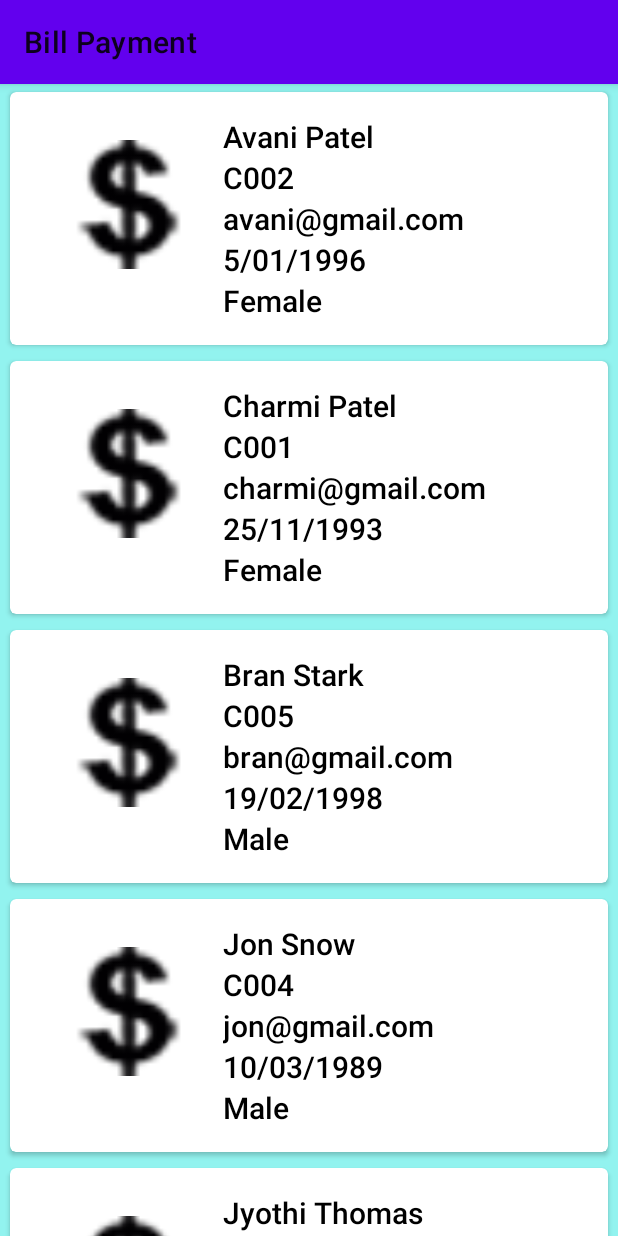
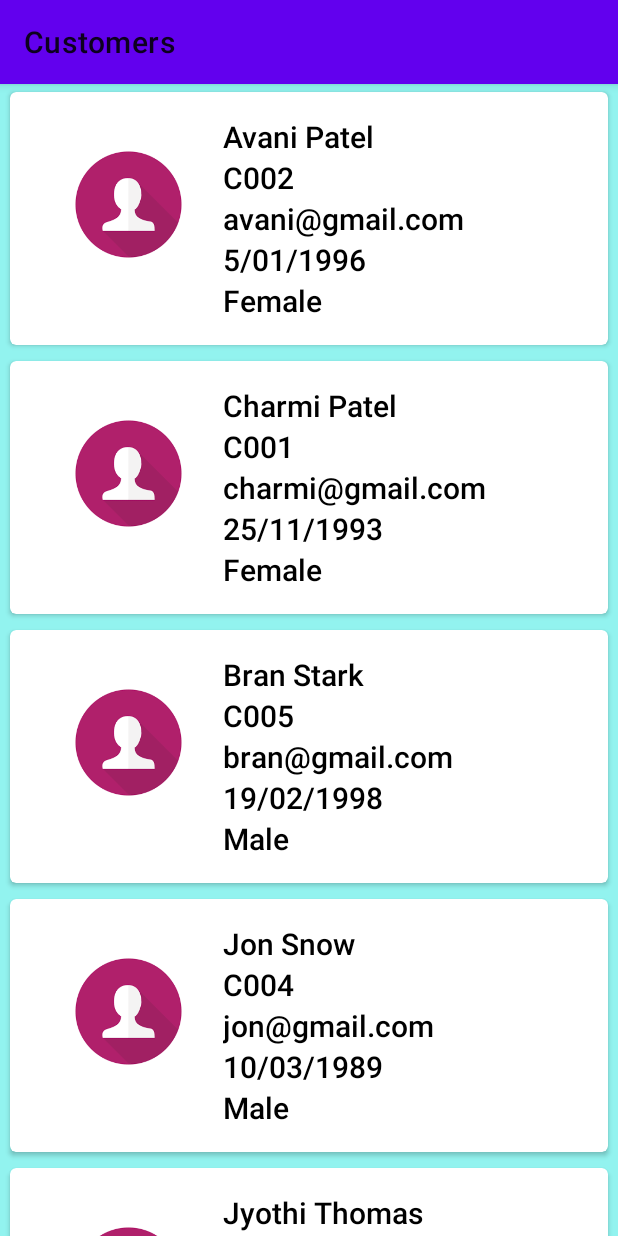
Before and after one commit to CharmiPatel25/C0768448_W2020_MAD3125_FP, an Android app: the CustomerListActivity screen opened directly, with no data from a screen before it, on a phone screen of 412 x 824 dp. Run offline under Robolectric (Android 15) with nearby library versions, the phone set to English and light mode, and no system bars.

Commit message:
Adding titles for activity

```diff
--- a/app/src/main/java/Util/DataStorage.java
+++ b/app/src/main/java/Util/DataStorage.java
@@ -36,11 +36,11 @@ public class DataStorage {
     public void loadData()  {
         SimpleDateFormat formatter1=new SimpleDateFormat("dd/MM/yyyy");
 
-        Customer c1 = new Customer("C001","Charmi","Patel","charmi@gmail.com","Female","25/11/1993", R.drawable.dollar);
-        Customer c2 = new Customer("C002","Avani","Patel","avani@gmail.com","Female","5/01/1996",R.drawable.dollar);
-        Customer c3 = new Customer("C003","Jyothi","Thomas","jyothi@gmail.com","Female","24/10/1991",R.drawable.dollar);
-        Customer c4 = new Customer("C004","Jon","Snow","jon@gmail.com","Male","10/03/1989",R.drawable.dollar);
-        Customer c5 = new Customer("C005","Bran","Stark","bran@gmail.com","Male","19/02/1998",R.drawable.dollar);
+        Customer c1 = new Customer("C001","Charmi","Patel","charmi@gmail.com","Female","25/11/1993", R.drawable.user);
+        Customer c2 = new Customer("C002","Avani","Patel","avani@gmail.com","Female","5/01/1996",R.drawable.user);
+        Customer c3 = new Customer("C003","Jyothi","Thomas","jyothi@gmail.com","Female","24/10/1991",R.drawable.user);
+        Customer c4 = new Customer("C004","Jon","Snow","jon@gmail.com","Male","10/03/1989",R.drawable.user);
+        Customer c5 = new Customer("C005","Bran","Stark","bran@gmail.com","Male","19/02/1998",R.drawable.user);
 
         customers.put(c1.getCustId(),c1);
         customers.put(c2.getCustId(),c2);
--- a/app/src/main/java/com/example/c0768448_w2020_mad3125_fp/UI/CustomerListActivity.java
+++ b/app/src/main/java/com/example/c0768448_w2020_mad3125_fp/UI/CustomerListActivity.java
@@ -28,6 +28,7 @@ public class CustomerListActivity extends AppCompatActivity {
 
     @Override
     protected void onCreate(Bundle savedInstanceState) {
+        getSupportActionBar().setTitle("Customers");
         super.onCreate(savedInstanceState);
         setContentView(R.layout.activity_customer_list);
         DataStorage dataStorage = DataStorage.getInstance();
--- a/app/src/main/java/com/example/c0768448_w2020_mad3125_fp/UI/ShowBillsActivity.java
+++ b/app/src/main/java/com/example/c0768448_w2020_mad3125_fp/UI/ShowBillsActivity.java
@@ -12,5 +12,6 @@ public class ShowBillsActivity extends AppCompatActivity {
     protected void onCreate(Bundle savedInstanceState) {
         super.onCreate(savedInstanceState);
         setContentView(R.layout.activity_show_bills);
+        getSupportActionBar().setTitle("Bill Details");
     }
 }
```
